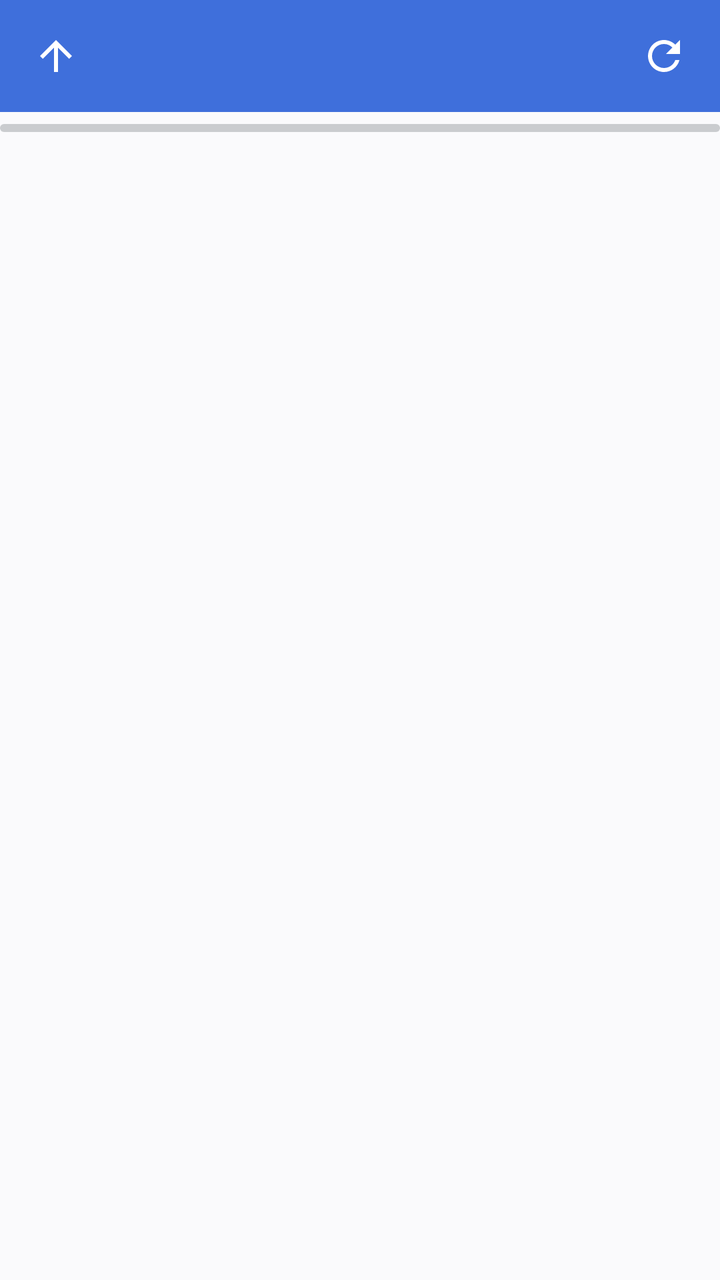
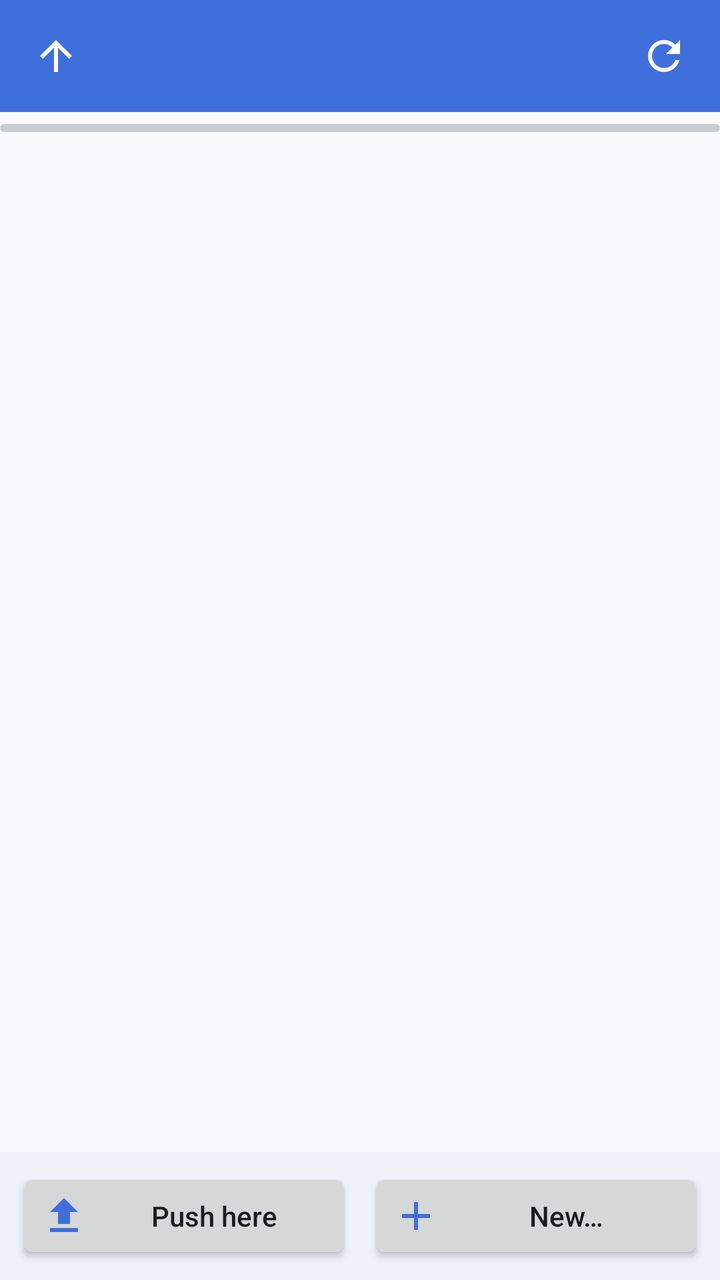

Compare the two renders of this Android layout. The source of the first and the diff that turns it into the second are given below.
<!-- AndroidManifest.xml: application theme android:Theme.DeviceDefault.Light -->
<!-- res/layout/activity_files.xml -->
<?xml version="1.0" encoding="utf-8"?>
<LinearLayout xmlns:android="http://schemas.android.com/apk/res/android"
    android:layout_width="match_parent"
    android:layout_height="match_parent"
    android:background="#FAFAFC"
    android:orientation="vertical">

    <LinearLayout
        android:layout_width="match_parent"
        android:layout_height="56dp"
        android:background="#3F6FDB"
        android:gravity="center_vertical"
        android:orientation="horizontal"
        android:paddingStart="4dp"
        android:paddingEnd="4dp">

        <ImageButton
            android:id="@+id/btnUp"
            android:layout_width="48dp"
            android:layout_height="48dp"
            android:background="?android:attr/selectableItemBackgroundBorderless"
            android:contentDescription="Up"
            android:src="@drawable/ic_up" />

        <HorizontalScrollView
            android:layout_width="0dp"
            android:layout_height="wrap_content"
            android:layout_weight="1"
            android:scrollbars="none">
            <TextView
                android:id="@+id/pathText"
                android:layout_width="wrap_content"
                android:layout_height="wrap_content"
                android:paddingStart="8dp"
                android:paddingEnd="8dp"
                android:singleLine="true"
                android:textColor="#FFFFFF"
                android:textSize="15sp" />
        </HorizontalScrollView>

        <ImageButton
            android:id="@+id/btnRefresh"
            android:layout_width="48dp"
            android:layout_height="48dp"
            android:background="?android:attr/selectableItemBackgroundBorderless"
            android:contentDescription="Refresh"
            android:src="@drawable/ic_refresh" />
    </LinearLayout>

    <ProgressBar
        android:id="@+id/progress"
        style="?android:attr/progressBarStyleHorizontal"
        android:layout_width="match_parent"
        android:layout_height="wrap_content"
        android:max="100" />

    <LinearLayout
        android:layout_width="match_parent"
        android:layout_height="wrap_content"
        android:gravity="center_vertical"
        android:orientation="horizontal"
        android:paddingStart="16dp"
        android:paddingEnd="8dp"
        android:paddingTop="4dp"
        android:paddingBottom="4dp">
        <TextView
            android:id="@+id/statusText"
            android:layout_width="0dp"
            android:layout_height="wrap_content"
            android:layout_weight="1"
            android:textColor="?android:attr/textColorSecondary"
            android:textSize="13sp" />
        <Button
            android:id="@+id/btnCancel"
            android:layout_width="wrap_content"
            android:layout_height="40dp"
            android:minHeight="0dp"
            android:text="Cancel"
            android:textAllCaps="false"
            android:visibility="gone" />
    </LinearLayout>

    <FrameLayout
        android:layout_width="match_parent"
        android:layout_height="0dp"
        android:layout_weight="1">
        <androidx.recyclerview.widget.RecyclerView
            android:id="@+id/fileList"
            android:layout_width="match_parent"
            android:layout_height="match_parent" />
        <TextView
            android:id="@+id/emptyView"
            android:layout_width="wrap_content"
            android:layout_height="wrap_content"
            android:layout_gravity="center"
            android:text="This folder is empty or not accessible"
            android:textColor="?android:attr/textColorSecondary"
            android:visibility="gone" />
    </FrameLayout>
</LinearLayout>
<!-- resources referenced by this layout -->
<resources>
  <!-- drawable ic_refresh (drawable) -->
  <vector xmlns:android="http://schemas.android.com/apk/res/android"
      android:width="24dp" android:height="24dp" android:viewportWidth="24" android:viewportHeight="24">
      <path android:fillColor="#FFFFFF" android:pathData="M17.65,6.35C16.2,4.9 14.21,4 12,4c-4.42,0 -7.99,3.58 -7.99,8s3.57,8 7.99,8c3.73,0 6.84,-2.55 7.73,-6h-2.08c-0.82,2.33 -3.04,4 -5.65,4 -3.31,0 -6,-2.69 -6,-6s2.69,-6 6,-6c1.66,0 3.14,0.69 4.22,1.78L13,11h7V4l-2.35,2.35z"/>
  </vector>
  <!-- drawable ic_up (drawable) -->
  <vector xmlns:android="http://schemas.android.com/apk/res/android"
      android:width="24dp" android:height="24dp" android:viewportWidth="24" android:viewportHeight="24">
      <path android:fillColor="#FFFFFF" android:pathData="M4,12l1.41,1.41L11,7.83V20h2V7.83l5.58,5.59L20,12l-8,-8 -8,8z"/>
  </vector>
</resources>

<!-- the commit's change to res/layout/activity_files.xml (unified diff, before → after) -->
@@ -97,4 +97,32 @@
             android:textColor="?android:attr/textColorSecondary"
             android:visibility="gone" />
     </FrameLayout>
+
+    <LinearLayout
+        android:layout_width="match_parent"
+        android:layout_height="wrap_content"
+        android:background="#EEF1F8"
+        android:orientation="horizontal"
+        android:padding="8dp">
+        <Button
+            android:id="@+id/btnPush"
+            android:layout_width="0dp"
+            android:layout_height="wrap_content"
+            android:layout_marginEnd="4dp"
+            android:layout_weight="1"
+            android:drawableStart="@drawable/ic_upload"
+            android:drawablePadding="6dp"
+            android:text="Push here"
+            android:textAllCaps="false" />
+        <Button
+            android:id="@+id/btnNew"
+            android:layout_width="0dp"
+            android:layout_height="wrap_content"
+            android:layout_marginStart="4dp"
+            android:layout_weight="1"
+            android:drawableStart="@drawable/ic_new"
+            android:drawablePadding="6dp"
+            android:text="New…"
+            android:textAllCaps="false" />
+    </LinearLayout>
 </LinearLayout>
<!-- resource entries referenced after the edit -->
@@ -1,5 +1,10 @@
 <!-- resources referenced by this layout -->
 <resources>
+  <!-- drawable ic_new (drawable) -->
+  <vector xmlns:android="http://schemas.android.com/apk/res/android"
+      android:width="24dp" android:height="24dp" android:viewportWidth="24" android:viewportHeight="24">
+      <path android:fillColor="#3F6FDB" android:pathData="M19,13h-6v6h-2v-6H5v-2h6V5h2v6h6v2z"/>
+  </vector>
   <!-- drawable ic_refresh (drawable) -->
   <vector xmlns:android="http://schemas.android.com/apk/res/android"
       android:width="24dp" android:height="24dp" android:viewportWidth="24" android:viewportHeight="24">
@@ -10,5 +15,10 @@
       android:width="24dp" android:height="24dp" android:viewportWidth="24" android:viewportHeight="24">
       <path android:fillColor="#FFFFFF" android:pathData="M4,12l1.41,1.41L11,7.83V20h2V7.83l5.58,5.59L20,12l-8,-8 -8,8z"/>
   </vector>
+  <!-- drawable ic_upload (drawable) -->
+  <vector xmlns:android="http://schemas.android.com/apk/res/android"
+      android:width="24dp" android:height="24dp" android:viewportWidth="24" android:viewportHeight="24">
+      <path android:fillColor="#3F6FDB" android:pathData="M9,16h6v-6h4l-7,-7 -7,7h4zM5,18h14v2H5z"/>
+  </vector>
 </resources>
 
